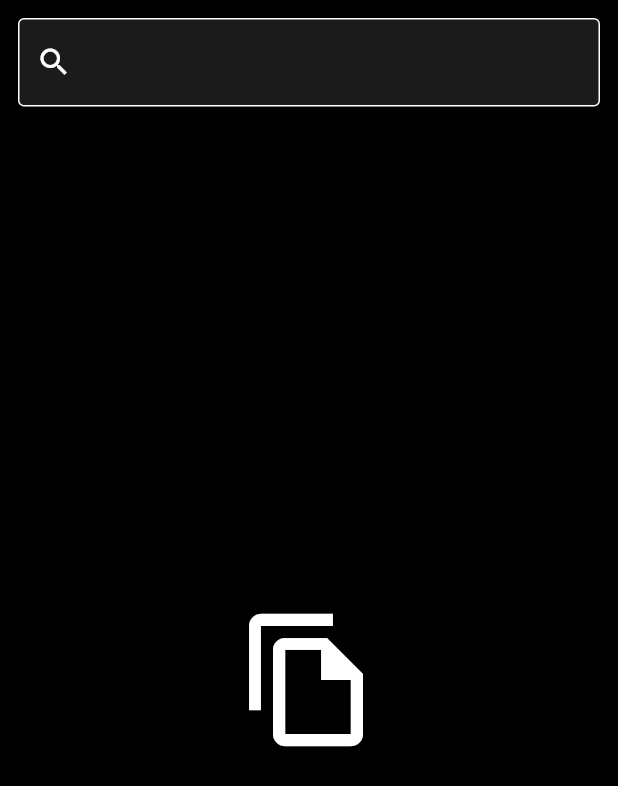
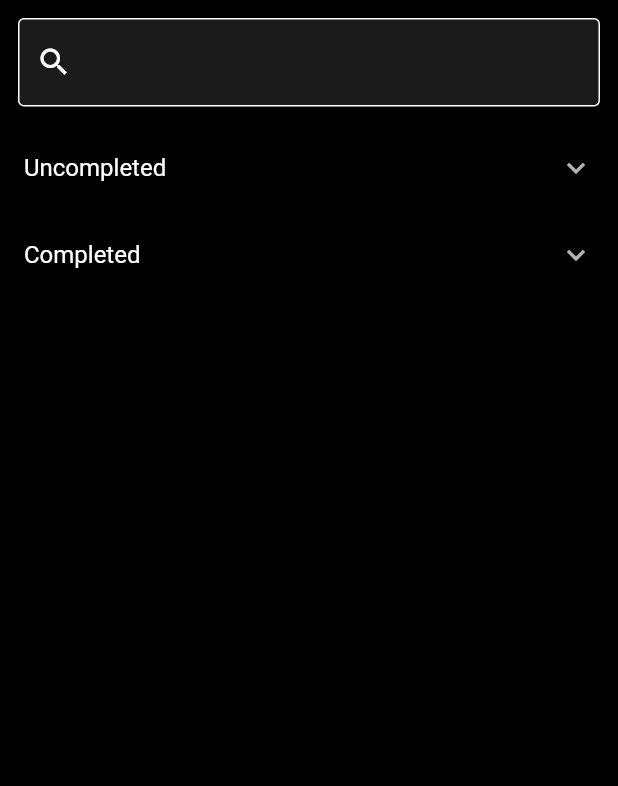
Before and after one commit to ZayniddinMamarasulov/up-todo, a Flutter app: the HomePage screen opened directly, on a phone screen of 412 x 824 dp. Shown: the top 786 px of the screen. Run offline on Flutter 3.47's test engine with Material 2 defaults, Android fonts, the phone set to English and light mode, and no system bars; our stand-ins replace easy_localization, flutter_svg, shared_preferences, sqflite; missing offline and left inert: dart:ffi; accounts and stored records are empty.

```diff
--- /dev/null
+++ b/assets/translations/en-US.json
@@ -0,0 +1,8 @@
+{
+  "Uncompleted": "Uncompleted",
+  "Completed": "Completed",
+  "HomePage": "Home Page",
+  "Profile": "Profile",
+  "Change language": "Change language"
+
+}
--- /dev/null
+++ b/assets/translations/ru-RU.json
@@ -0,0 +1,7 @@
+{
+  "Uncompleted": "незавершенный",
+  "Completed": "Завершенный",
+  "HomePage": "Домашняя страница",
+  "Profile": "Профиль",
+  "Change language": "изменение языка"
+}
--- /dev/null
+++ b/assets/translations/uz-UZ.json
@@ -0,0 +1,7 @@
+{
+  "Uncompleted": "Bajarilmagan",
+  "Completed": "Yakunlangan",
+  "HomePage": "Asosiy sahifa",
+  "Profile": "Profil sahifasi",
+  "Change language": "Tilni o'zgartirish"
+}
--- a/lib/database/local_database.dart
+++ b/lib/database/local_database.dart
@@ -107,6 +107,37 @@ class LocalDatabase {
     }
   }
 
+  static Future<List<TodoModel>> getTodosIsCompleted(int isCompleted,
+      {String title = ''}) async {
+    var database = await getInstance.getDb();
+
+    if (title.isNotEmpty) {
+      var listOfTodos = await database.query(
+        tableName,
+        where: 'title LIKE ? AND ${TodoFields.isCompleted} = ?',
+        whereArgs: ['%$title%', '$isCompleted'],
+      );
+      var list = listOfTodos.map((e) => TodoModel.fromJson(e)).toList();
+      return list;
+    } else {
+      var listOfTodos = await database.query(tableName,
+          columns: [
+            TodoFields.id,
+            TodoFields.title,
+            TodoFields.description,
+            TodoFields.date,
+            TodoFields.priority,
+            TodoFields.categoryId,
+            TodoFields.isCompleted
+          ],
+          where: '${TodoFields.isCompleted} = ?',
+          whereArgs: ['$isCompleted']);
+
+      var list = listOfTodos.map((e) => TodoModel.fromJson(e)).toList();
+      return list;
+    }
+  }
+
   static Future<int> deleteTaskById(int id) async {
     var database = await getInstance.getDb();
     return await database.delete(
--- a/lib/screens/home_page.dart
+++ b/lib/screens/home_page.dart
@@ -1,9 +1,12 @@
+import 'package:easy_localization/easy_localization.dart';
 import 'package:flutter/material.dart';
+import 'package:provider/provider.dart';
 import 'package:up_todo/screens/widgets/task_item.dart';
 import 'package:up_todo/screens/widgets/update_task_widget.dart';
 
 import '../database/local_database.dart';
 import '../models/todo_model.dart';
+import '../theme_provider.dart';
 import '../utils/colors.dart';
 
 class HomePage extends StatefulWidget {
@@ -15,14 +18,29 @@ class HomePage extends StatefulWidget {
 
 class _HomePageState extends State<HomePage> {
   String search = '';
+  int countOfCompleted = 0;
+  int countOfUncompleted = 0;
 
   @override
   Widget build(BuildContext context) {
+    var isLight = context.watch<ThemeProvider>().getIsLight();
+
     return Scaffold(
-      backgroundColor: Colors.black,
-      body: Column(
+      backgroundColor: isLight ? Colors.white : Colors.black,
+      body: SingleChildScrollView(
+        child: Column(
           children: [
-          Padding(
+            searchTodo(),
+            todayTodos(),
+            completedTodos(),
+          ],
+        ),
+      ),
+    );
+  }
+
+  Widget searchTodo() {
+    return Padding(
       padding: const EdgeInsets.all(12.0),
       child: TextField(
         onChanged: (val) {
@@ -48,13 +66,24 @@ class _HomePageState extends State<HomePage> {
           )),
         ),
       ),
+    );
+  }
+
+  Widget todayTodos() {
+    return ExpansionTile(
+      iconColor: Colors.white,
+      title: Text(
+        'Uncompleted'.tr(),
+        style: TextStyle(color: Colors.white),
       ),
-          Expanded(
+      children: [
+        SingleChildScrollView(
           child: FutureBuilder(
-              future: LocalDatabase.getTaskByTitle(title: search),
+            future: LocalDatabase.getTodosIsCompleted(0, title: search),
             builder: (BuildContext context,
                 AsyncSnapshot<List<TodoModel>> snapshot) {
               if (snapshot.hasData) {
+                countOfUncompleted = snapshot.data!.length;
                 if (snapshot.data!.isEmpty) {
                   return const Center(
                       child: Icon(
@@ -64,9 +93,17 @@ class _HomePageState extends State<HomePage> {
                   ));
                 }
                 return ListView.builder(
-                    itemCount: snapshot.data?.length ?? 0,
+                  shrinkWrap: true,
+                  itemCount: snapshot.data!.length,
                   itemBuilder: (context, index) {
                     return TaskItem(
+                      onCompleted: (todo) {
+                        setState(() {
+                          LocalDatabase.updateTaskById(
+                            todo.copyWith(isCompleted: 1),
+                          );
+                        });
+                      },
                       model: snapshot.data![index],
                       onDeleted: () {
                         setState(() {});
@@ -98,7 +135,73 @@ class _HomePageState extends State<HomePage> {
           ),
         ),
       ],
+    );
+  }
+
+  Widget completedTodos() {
+    return ExpansionTile(
+      iconColor: Colors.white,
+      title: Text(
+        'Completed'.tr(),
+        style: TextStyle(color: Colors.white),
       ),
+      children: [
+        FutureBuilder(
+          future: LocalDatabase.getTodosIsCompleted(1, title: search),
+          builder:
+              (BuildContext context, AsyncSnapshot<List<TodoModel>> snapshot) {
+            if (snapshot.hasData) {
+              countOfCompleted = snapshot.data!.length;
+              if (snapshot.data!.isEmpty) {
+                return const Center(
+                    child: Icon(
+                  Icons.file_copy_outlined,
+                  color: Colors.white,
+                  size: 96,
+                ));
+              }
+              return ListView.builder(
+                shrinkWrap: true,
+                itemCount: snapshot.data?.length ?? 0,
+                itemBuilder: (context, index) {
+                  return TaskItem(
+                    model: snapshot.data![index],
+                    onCompleted: (todo) {
+                      setState(() {
+                        LocalDatabase.updateTaskById(
+                          todo.copyWith(isCompleted: 0),
+                        );
+                      });
+                    },
+                    onDeleted: () {
+                      setState(() {});
+                    },
+                    onSelected: () {
+                      showModalBottomSheet(
+                        backgroundColor: AppColors.C_363636,
+                        context: context,
+                        builder: (context) {
+                          return UpdateTaskWidget(
+                            todo: snapshot.data![index],
+                            onUpdatedTask: () {
+                              setState(() {});
+                            },
+                          );
+                        },
+                      );
+                    },
+                  );
+                },
+              );
+            } else if (snapshot.hasError) {
+              return Center(
+                child: Text(snapshot.error.toString()),
+              );
+            }
+            return const Center(child: CircularProgressIndicator());
+          },
+        ),
+      ],
     );
   }
 }
--- /dev/null
+++ b/lib/theme_provider.dart
@@ -0,0 +1,16 @@
+import 'package:flutter/cupertino.dart';
+import 'package:up_todo/service/storage_service.dart';
+
+class ThemeProvider extends ChangeNotifier {
+  bool _isLight = StorageService.getBool("isLight");
+
+  setIsLight(bool isLight) async {
+    _isLight = isLight;
+    await StorageService.saveBool("isLight", _isLight);
+    notifyListeners();
+  }
+
+  getIsLight() {
+    return _isLight;
+  }
+}
--- a/pubspec.yaml
+++ b/pubspec.yaml
@@ -38,6 +38,8 @@ dependencies:
   sqflite: ^2.2.0+2
   numberpicker: ^2.1.1
   intl: ^0.17.0
+  easy_localization: ^3.0.1
+  provider: ^6.0.4
 
 dev_dependencies:
   flutter_test:
@@ -64,6 +66,7 @@ flutter:
   # To add assets to your application, add an assets section, like this:
   assets:
     - assets/icons/
+    - assets/translations/
 
   # An image asset can refer to one or more resolution-specific "variants", see
   # https://flutter.dev/assets-and-images/#resolution-aware
```
Also changed, not shown: lib/main.dart (+33 -2 lines), lib/screens/main_page.dart (+54 -17 lines), lib/screens/profile_page.dart (added, +79 -0 lines), lib/screens/theme_mode_item.dart (added, +49 -0 lines), lib/screens/widgets/select_lang.dart (added, +56 -0 lines), lib/screens/widgets/setting_item.dart (added, +37 -0 lines), lib/screens/widgets/task_item.dart (+11 -1 lines), lib/service/storage_service.dart (added, +52 -0 lines), lib/utils/my_themes.dart (added, +27 -0 lines), pubspec.lock, 8 other files. Lines whose indentation alone changed are shown as unchanged.
